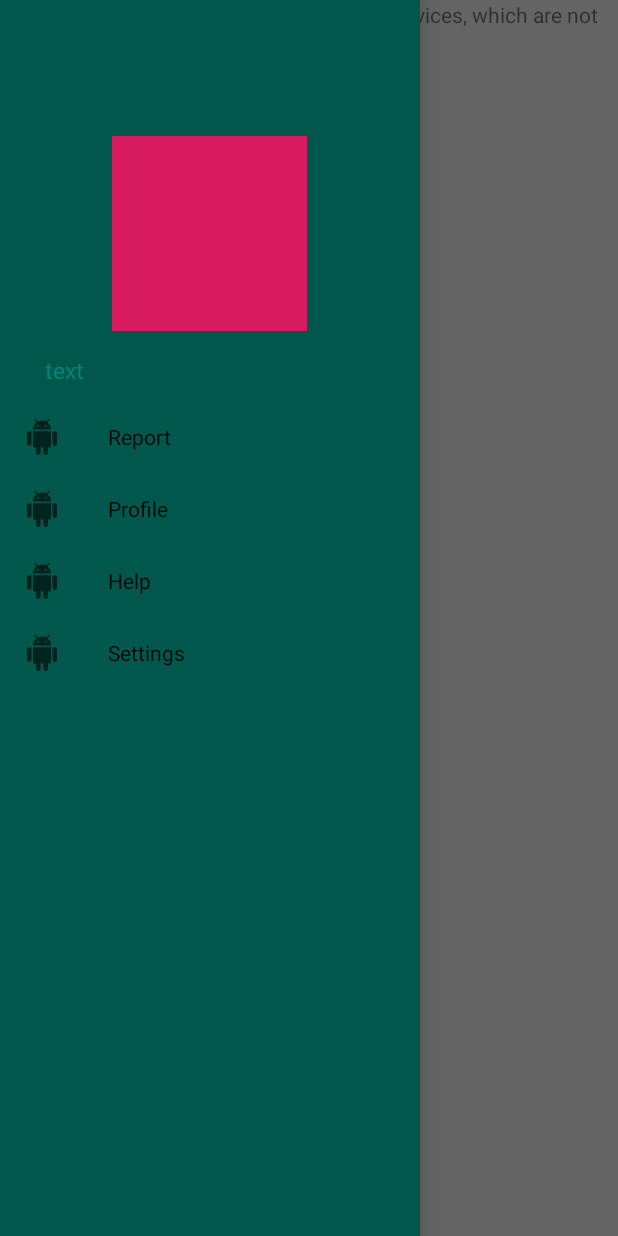
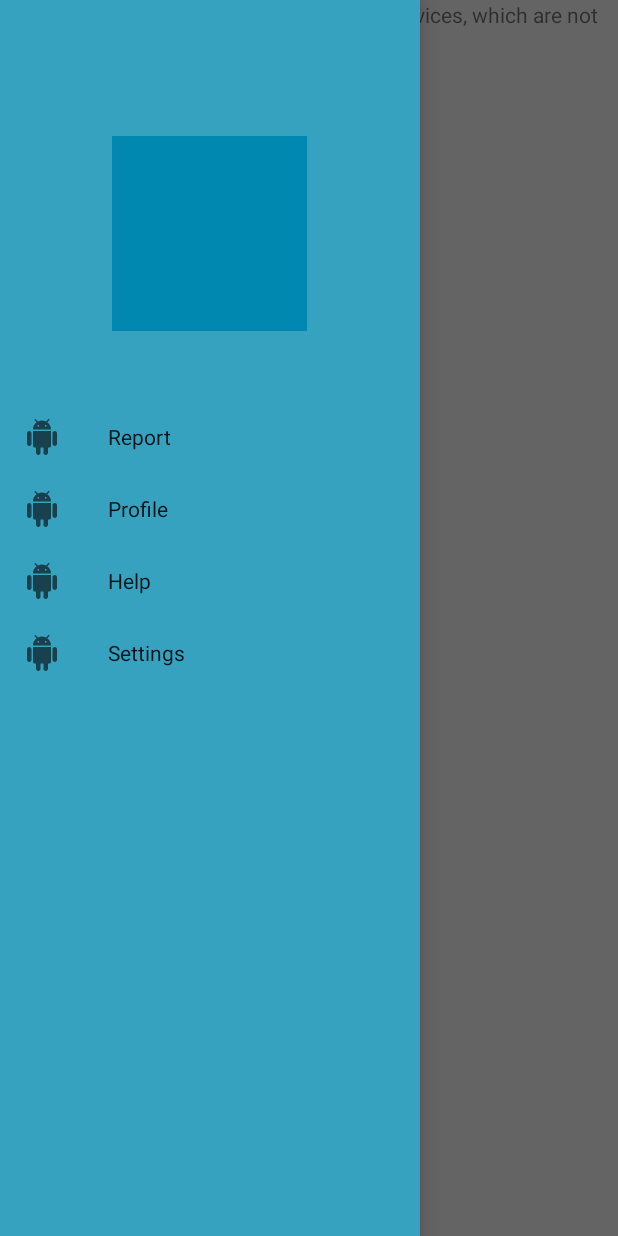
Before and after one commit to Reagaz/2019-G-teborg-Kodkn-ckarg-nget, an Android app: the screen it shows after launch (MapsActivity), with the side drawer open, on a phone screen of 412 x 824 dp. Run offline under Robolectric (Android 15) with nearby library versions, the phone set to English and light mode, and no system bars.

Commit message:
super fina färger

```diff
--- a/app/src/main/AndroidManifest.xml
+++ b/app/src/main/AndroidManifest.xml
@@ -14,7 +14,7 @@
         android:label="@string/app_name"
         android:roundIcon="@mipmap/ic_launcher_round"
         android:supportsRtl="true"
-        android:theme="@style/AppTheme">
+        android:theme="@style/Theme.AppCompat.Light.NoActionBar">
         <!--
              The API key for Google Maps-based APIs is defined as a string resource.
              (See the file "res/values/google_maps_api.xml").
--- a/app/src/main/res/values/colors.xml
+++ b/app/src/main/res/values/colors.xml
@@ -1,6 +1,6 @@
 <?xml version="1.0" encoding="utf-8"?>
 <resources>
-    <color name="colorPrimary">#008577</color>
-    <color name="colorPrimaryDark">#00574B</color>
-    <color name="colorAccent">#D81B60</color>
+    <color name="colorPrimary">#36A2C0</color>
+    <color name="colorPrimaryDark">#36A2C0</color>
+    <color name="colorAccent">#0088B0</color>
 </resources>
```
